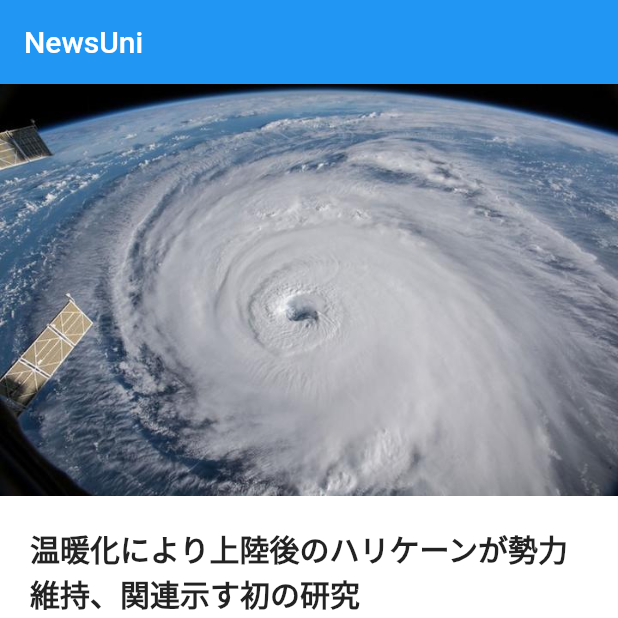
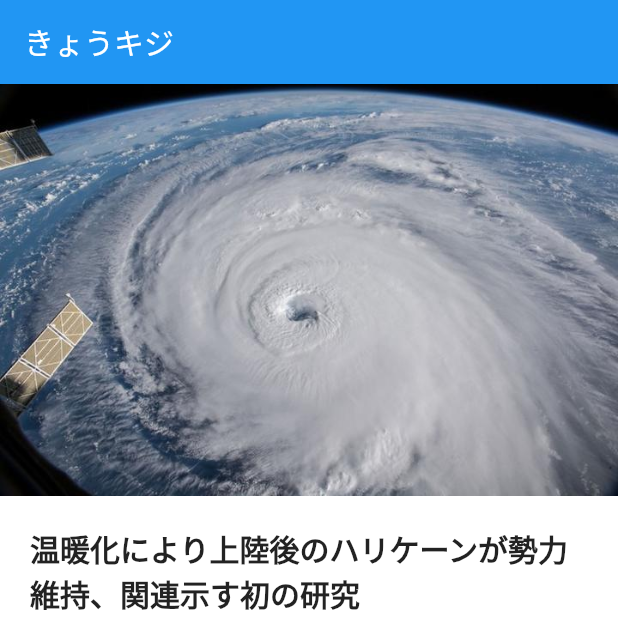
Before and after one commit to arie0703/hackathon_flutter, a Flutter app: the screen it shows after launch, item 2 of the bottom bar chosen, on a phone screen of 412 x 824 dp, the top half of it. Run offline on Flutter 3.47's test engine with Material 2 defaults, Android fonts, the phone set to English and light mode, and no system bars.

Commit message:
titlebar

```diff
--- a/lib/homepage.dart
+++ b/lib/homepage.dart
@@ -24,7 +24,7 @@ class _HomePageState extends State<HomePage> {
   Widget build(BuildContext context) {
     return Scaffold(
       appBar: AppBar(
-        title: const Text('NewsUni'),
+        title: const Text('きょうキジ'),
       ),
       body: _pageList[_selectedIndex],
       bottomNavigationBar: BottomNavigationBar(
```
